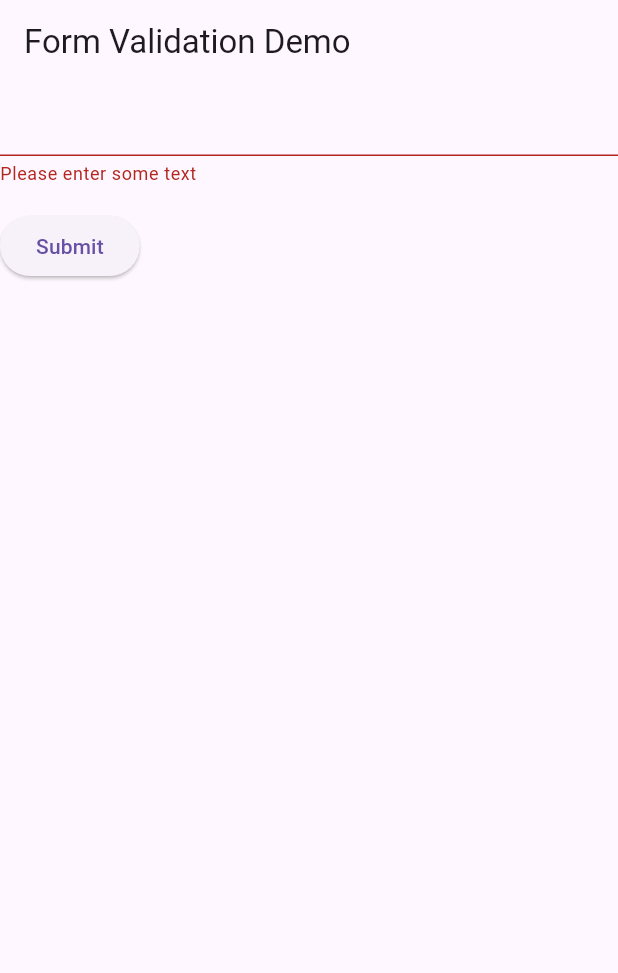
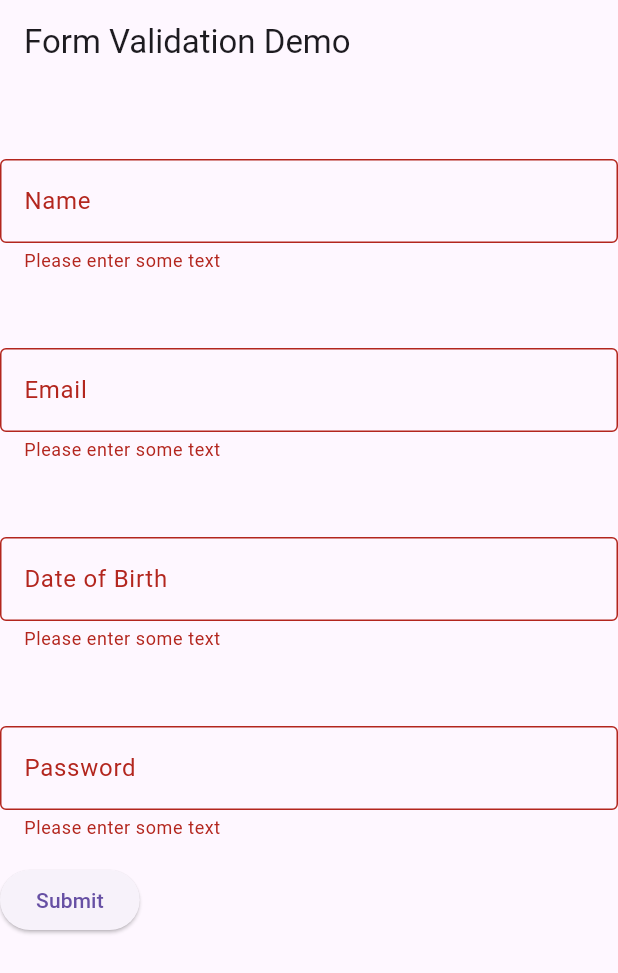
Before and after one commit to SteveT2023/SignUp, a Flutter app: the screen it shows after launch, after a tap on "Submit", on a phone screen of 412 x 824 dp. Shown: the top 973 px of the screen. Run offline on Flutter 3.47's test engine with Material 3 defaults, Android fonts, the phone set to English and light mode, and no system bars.

Commit message:
Added input fields.

```diff
--- a/lib/main.dart
+++ b/lib/main.dart
@@ -39,6 +39,11 @@ class MyCustomFormState extends State<MyCustomForm> {
   // Note: This is a GlobalKey<FormState>,
   // not a GlobalKey<MyCustomFormState>.
   final _formKey = GlobalKey<FormState>();
+  final TextEditingController nameController = TextEditingController();
+  final TextEditingController emailController = TextEditingController();
+  final TextEditingController dobController = TextEditingController();
+  final TextEditingController pwController = TextEditingController();
+
 
   @override
   Widget build(BuildContext context) {
@@ -48,13 +53,65 @@ class MyCustomFormState extends State<MyCustomForm> {
       child: Column(
         crossAxisAlignment: CrossAxisAlignment.start,
         children: [
+          SizedBox(height: 50),
           TextFormField(
             // The validator receives the text that the user has entered.
+            controller: nameController,
+            decoration: const InputDecoration(
+              labelText: 'Name',
+              border: OutlineInputBorder()
+            ),
             validator: (value) {
               if (value == null || value.isEmpty) {
                 return 'Please enter some text';
               }
               return null;
+            },
+          ),
+          SizedBox(height: 50),
+          TextFormField(
+            controller: emailController,
+            decoration: const InputDecoration(
+              labelText: 'Email',
+              border: OutlineInputBorder()
+            ),
+            validator: (value) {
+              if (value == null || value.isEmpty) {
+                return 'Please enter some text';
+              }
+              if (!value.contains('@')) {
+                return 'Email invalid';
+              }
+            },
+          ),
+          SizedBox(height: 50),
+          TextFormField(
+            controller: dobController,
+            decoration: const InputDecoration(
+              labelText: 'Date of Birth',
+              hintText: 'DD/MM/YYYY',
+              border: OutlineInputBorder()
+            ),
+            validator: (value) {
+              if (value == null || value.isEmpty) {
+                return 'Please enter some text';
+              }
+            },
+          ),
+          SizedBox(height: 50),
+          TextFormField(
+            controller: pwController,
+            decoration: const InputDecoration(
+              labelText: 'Password',
+              border: OutlineInputBorder()
+            ),
+            validator: (value) {
+              if (value == null || value.isEmpty) {
+                return 'Please enter some text';
+              }
+              if (value.length > 10) {
+                return 'Password is too long. Max 10 character.';
+              }
             },
           ),
           Padding(
```
